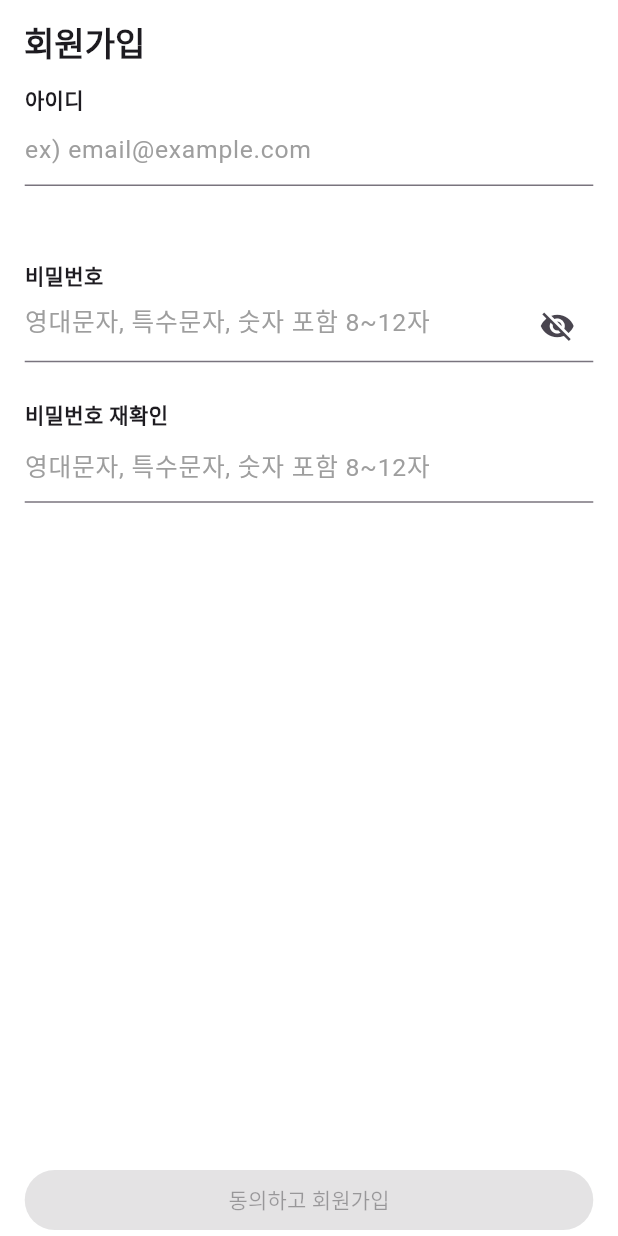
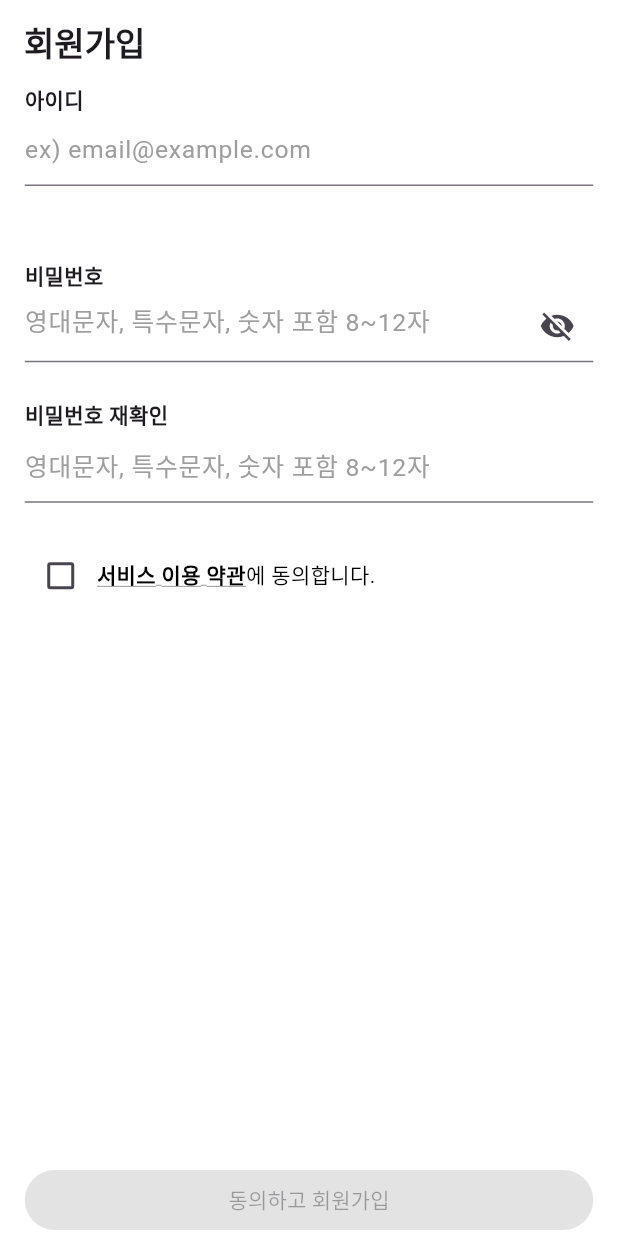
Before and after one commit to EarnedIt-team/Earned-It-Front, a Flutter app: the SignView screen opened by its route, on a phone screen of 412 x 824 dp. Run offline on Flutter 3.47's test engine with Material 3 defaults, Android fonts, the phone set to English and light mode, and no system bars; our stand-ins replace flutter_riverpod, go_router; Roboto replaces fonts that are missing (Mainfonts).

Commit message:
[Add] : url_launcher 추가 및 적용 외 1 #4
- 사용자 약관 동의 로직 추가 (checkbox)

```diff
--- a/lib/views/sign_view.dart
+++ b/lib/views/sign_view.dart
@@ -1,7 +1,9 @@
 import 'dart:async';
 
 import 'package:earned_it/config/design.dart';
+import 'package:flutter/gestures.dart';
 import 'package:flutter/material.dart';
+import 'package:url_launcher/url_launcher.dart';
 
 class SignView extends StatefulWidget {
   const SignView({super.key});
@@ -18,6 +20,7 @@
   bool _isObscurePassword = true; // 비밀번호 숨기기
   bool _isAvailablePassword = false; // 사용가능한 비밀 번호
   bool _isChechPassword = false; // 비밀번호 재확인 여부
+  bool _isAgreedToTerms = false; // 서비스 이용 약관 동의 여부
 
   Timer? _codeTimer; // 인증 코드 타이머
   int startTime = 900; // 시작 시간 (15분)
@@ -70,6 +73,14 @@
     }
   }
 
+  // 사용자 약관 동의 web
+  Future<void> _launchUrl() async {
+    final Uri url = Uri.parse('https://github.com/EarnedIt-team');
+    if (!await launchUrl(url)) {
+      throw Exception('Could not launch $url');
+    }
+  }
+
   @override
   void dispose() {
     _emailController.dispose();
@@ -104,11 +115,52 @@
               spacing: context.height(0.03),
               children: <Widget>[
                 signTextField("아이디"),
+                // 인증 요청시,
                 _isRequestAuth
                     ? signTextField("이메일 인증")
                     : const SizedBox.shrink(),
                 signTextField("비밀번호"),
                 signTextField("비밀번호 재확인"),
+                Row(
+                  children: <Widget>[
+                    Checkbox(
+                      value: _isAgreedToTerms,
+                      onChanged: (bool? value) {
+                        setState(() {
+                          _isAgreedToTerms = value ?? false;
+                        });
+                      },
+                    ),
+                    // 서비스 이용 약관 체크
+                    Text.rich(
+                      TextSpan(
+                        children: <InlineSpan>[
+                          TextSpan(
+                            text: "서비스 이용 약관",
+                            style: const TextStyle(
+                              fontWeight: FontWeight.bold,
+                              color: Colors.black,
+                              decoration: TextDecoration.underline, // 밑줄 추가
+                              decorationColor: Colors.grey,
+                              height: 1.5,
+                            ),
+                            recognizer:
+                                TapGestureRecognizer()
+                                  ..onTap = () {
+                                    _launchUrl(); // 사용자 약관 동의 web
+                                  },
+                          ),
+                          const TextSpan(
+                            text: "에 동의합니다.",
+                            style: TextStyle(
+                              color: Colors.black, // 일반 텍스트 색상
+                            ),
+                          ),
+                        ],
+                      ),
+                    ),
+                  ],
+                ),
               ],
             ),
           ),
@@ -123,7 +175,8 @@
                 onPressed:
                     _isSuccessfulCode &&
                             _isAvailablePassword &&
-                            _isChechPassword
+                            _isChechPassword &&
+                            _isAgreedToTerms
                         ? () {}
                         : null,
                 child: const Text("동의하고 회원가입"),
--- a/pubspec.yaml
+++ b/pubspec.yaml
@@ -14,6 +14,7 @@
   cupertino_icons: ^1.0.8
   go_router: ^16.0.0
   flutter_riverpod: ^2.6.1
+  url_launcher: ^6.3.2
 
 dev_dependencies:
   flutter_test:
```
Also changed, not shown: 8 other files.
